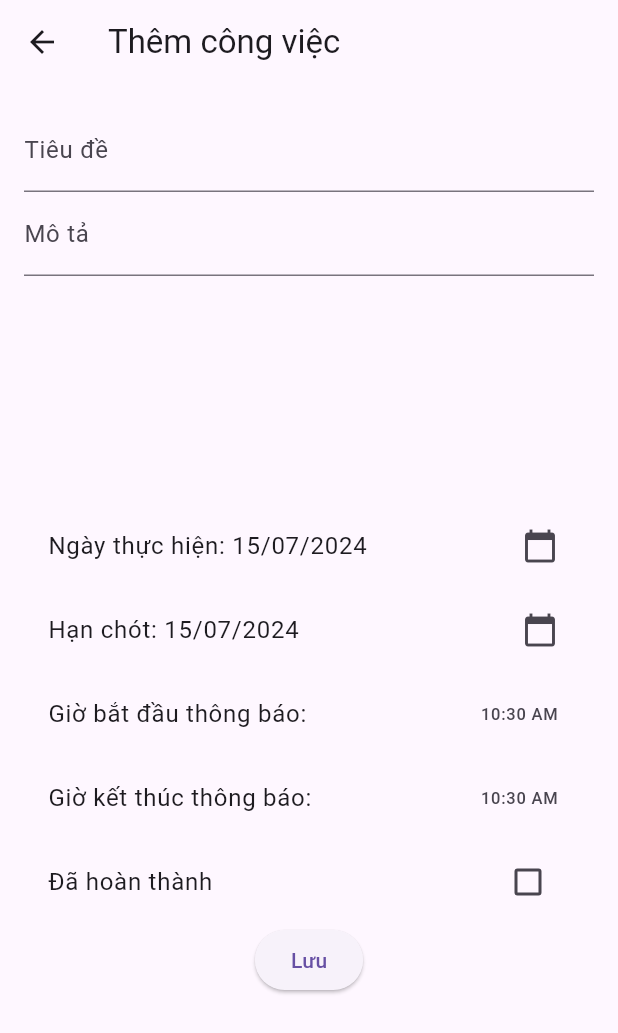
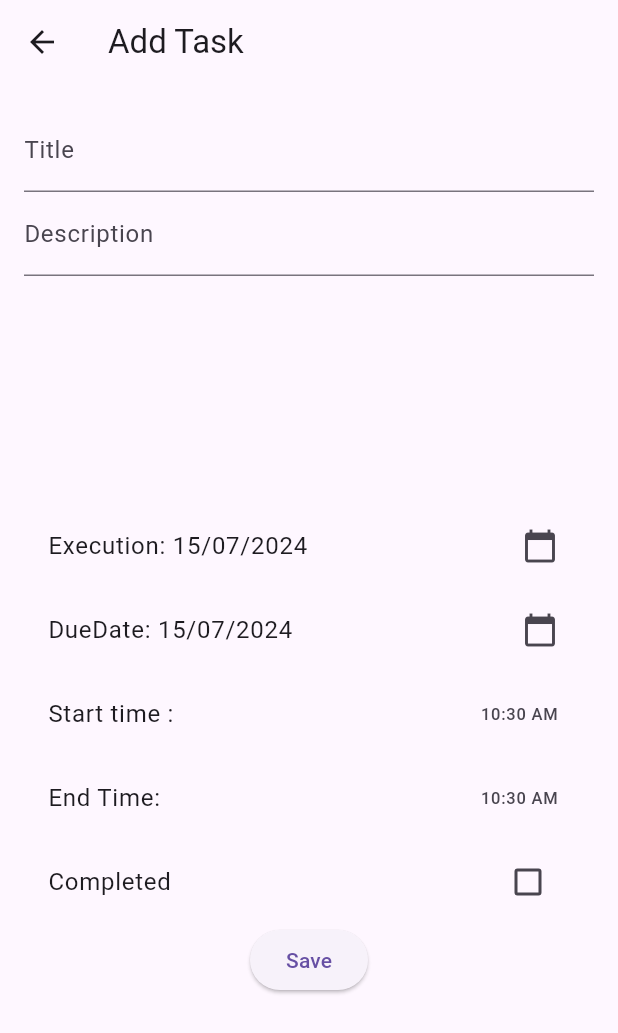
Before and after one commit to chung19/manager_app-_l1, a Flutter app: the screen it shows after launch, after a tap on the "add" icon, on a phone screen of 412 x 824 dp. Shown: the top 1033 px of the screen. Run offline on Flutter 3.47's test engine with Material 3 defaults, Android fonts, the phone set to English and light mode, and no system bars; our stand-ins replace cloud_firestore, firebase_core, flutter_local_notifications, timezone; accounts and stored records are empty.

Commit message:
convert text to english

```diff
--- a/lib/data/services/notification_service.dart
+++ b/lib/data/services/notification_service.dart
@@ -1,3 +1,4 @@
+import 'package:flutter/material.dart';
 import 'package:flutter_local_notifications/flutter_local_notifications.dart';
 import 'package:timezone/data/latest.dart' as tz;
 import 'package:timezone/timezone.dart' as tz;
@@ -19,8 +20,8 @@ class NotificationService {
 
   static Future<void> showNotification(
       int id, String title, String body, DateTime scheduledDate) async {
-    print('Lên lịch thông báo với ID:$id');
-    print('Thời gian lên lịch: $scheduledDate');
+    debugPrint('schedule notify with ID:$id');
+    debugPrint('schedule time : $scheduledDate');
     await _notificationsPlugin.zonedSchedule(
       id,
       title,
@@ -29,10 +30,9 @@ class NotificationService {
           scheduledDate, tz.local), // Chuyển đổi DateTime thành TZDateTime
       const NotificationDetails(
         android: AndroidNotificationDetails(
-          'my_app_notification_channel', // ID kênh
-          'Thông báo ứng dụngcủa tôi', // Tên kênh
-          channelDescription:
-              'Thông báo về các sự kiện và cập nhật quan trọng', //
+          'my_app_notification_channel', // channel ID
+          'my notify app', // chanel name
+          channelDescription: 'notify event and update',
           importance: Importance.max,
           priority: Priority.high,
         ),
@@ -44,7 +44,7 @@ class NotificationService {
   }
 
   static Future<void> cancelNotification(int id) async {
-    // Hủy thông báo
+    // cancel notify
     await _notificationsPlugin.cancel(id);
   }
 }
--- a/lib/presentation/screen/add_new_task.dart
+++ b/lib/presentation/screen/add_new_task.dart
@@ -6,7 +6,7 @@ import '../../data/services/notification_service.dart';
 import '../../data/task.dart';
 
 class AddTaskScreen extends StatefulWidget {
-  const AddTaskScreen({Key? key}) : super(key: key);
+  const AddTaskScreen({super.key});
 
   @override
   State<AddTaskScreen> createState() => _AddTaskScreenState();
@@ -21,7 +21,7 @@ class _AddTaskScreenState extends State<AddTaskScreen> {
   TimeOfDay _startTime = TimeOfDay.now();
   TimeOfDay _endTime = TimeOfDay.now();
   bool _isCompleted = false;
-  final FirestoreService _firestoreService = FirestoreService();
+  final FirestoreService _firesStoreService = FirestoreService();
 
   @override
   void dispose() {
@@ -34,7 +34,7 @@ class _AddTaskScreenState extends State<AddTaskScreen> {
   Widget build(BuildContext context) {
     return Scaffold(
       appBar: AppBar(
-        title: const Text('Thêm công việc'),
+        title: const Text('Add Task'),
       ),
       body: SingleChildScrollView(
         child: SizedBox(
@@ -54,10 +54,10 @@ class _AddTaskScreenState extends State<AddTaskScreen> {
                           TextFormField(
                             controller: _titleController,
                             decoration:
-                                const InputDecoration(labelText: 'Tiêu đề'),
+                                const InputDecoration(labelText: 'Title'),
                             validator: (value) {
                               if (value == null || value.isEmpty) {
-                                return 'Vui lòng nhập tiêu đề';
+                                return 'Please enter a title';
                               }
                               return null;
                             },
@@ -65,7 +65,7 @@ class _AddTaskScreenState extends State<AddTaskScreen> {
                           TextFormField(
                             controller: _descriptionController,
                             decoration:
-                                const InputDecoration(labelText: 'Mô tả'),
+                                const InputDecoration(labelText: 'Description'),
                           ),
                         ],
                       ),
@@ -78,18 +78,18 @@ class _AddTaskScreenState extends State<AddTaskScreen> {
                         children: [
                           ListTile(
                             title: Text(
-                                'Ngày thực hiện: ${DateFormat('dd/MM/yyyy').format(_selectedExecutionDate)}'),
+                                'Execution: ${DateFormat('dd/MM/yyyy').format(_selectedExecutionDate)}'),
                             trailing: const Icon(Icons.calendar_today),
                             onTap: _presentDatePickerExecution,
                           ),
                           ListTile(
                             title: Text(
-                                'Hạn chót: ${DateFormat('dd/MM/yyyy').format(_selectedDueDate)}'),
+                                'DueDate: ${DateFormat('dd/MM/yyyy').format(_selectedDueDate)}'),
                             trailing: const Icon(Icons.calendar_today),
                             onTap: _presentDatePickerDue,
                           ),
                           ListTile(
-                            title: const Text('Giờ bắt đầu thông báo:'),
+                            title: const Text('Start time :'),
                             trailing: Text(_startTime.format(context)),
                             onTap: () async {
                               final TimeOfDay? pickedTime =
@@ -105,7 +105,7 @@ class _AddTaskScreenState extends State<AddTaskScreen> {
                             },
                           ),
                           ListTile(
-                            title: const Text('Giờ kết thúc thông báo:'),
+                            title: const Text('End Time:'),
                             trailing: Text(_endTime.format(context)),
                             onTap: () async {
                               final TimeOfDay? pickedTime =
@@ -121,7 +121,7 @@ class _AddTaskScreenState extends State<AddTaskScreen> {
                             },
                           ),
                           CheckboxListTile(
-                            title: const Text('Đã hoàn thành'),
+                            title: const Text('Completed'),
                             value: _isCompleted,
                             onChanged: (value) {
                               setState(() {
@@ -136,7 +136,7 @@ class _AddTaskScreenState extends State<AddTaskScreen> {
                                   _addTask();
                                 }
                               },
-                              child: const Text('Lưu'),
+                              child: const Text('Save'),
                             ),
                           ),
                         ],
@@ -192,7 +192,7 @@ class _AddTaskScreenState extends State<AddTaskScreen> {
       endTime: _endTime,
       isCompleted: _isCompleted,
     );
-    await _firestoreService.addTask(newTask);
+    await _firesStoreService.addTask(newTask);
     // Lên lịch thông báo
     await NotificationService.showNotification(
       newTask.id.hashCode,
--- a/lib/presentation/screen/edit_task.dart
+++ b/lib/presentation/screen/edit_task.dart
@@ -21,7 +21,7 @@ class _EditTaskScreenState extends State<EditTaskScreen> {
   late TimeOfDay _startTime;
   late TimeOfDay _endTime;
   late bool _isCompleted;
-  final FirestoreService _firestoreService = FirestoreService();
+  final FirestoreService _fireStoreService = FirestoreService();
 
   @override
   void initState() {
@@ -47,7 +47,7 @@ class _EditTaskScreenState extends State<EditTaskScreen> {
   Widget build(BuildContext context) {
     return Scaffold(
       appBar: AppBar(
-        title: const Text('Chỉnh sửa công việc'),
+        title: const Text('EditTask'),
       ),
       body: Form(
         key: _formKey,
@@ -58,32 +58,32 @@ class _EditTaskScreenState extends State<EditTaskScreen> {
             children: [
               TextFormField(
                 controller: _titleController,
-                decoration: const InputDecoration(labelText: 'Tiêu đề'),
+                decoration: const InputDecoration(labelText: 'Title'),
                 validator: (value) {
                   if (value == null || value.isEmpty) {
-                    return 'Vui lòng nhập tiêu đề';
+                    return 'Please enter your title';
                   }
                   return null;
                 },
               ),
               TextFormField(
                 controller: _descriptionController,
-                decoration: const InputDecoration(labelText: 'Mô tả'),
+                decoration: const InputDecoration(labelText: 'Description'),
               ),
               ListTile(
                 title: Text(
-                    'Ngày thực hiện: ${DateFormat('dd/MM/yyyy').format(_selectedExecutionDate)}'),
+                    'Execution: ${DateFormat('dd/MM/yyyy').format(_selectedExecutionDate)}'),
                 trailing: const Icon(Icons.calendar_today),
                 onTap: _presentDatePickerExecution,
               ),
               ListTile(
                 title: Text(
-                    'Hạn chót: ${DateFormat('dd/MM/yyyy').format(_selectedDueDate)}'),
+                    'DueDate: ${DateFormat('dd/MM/yyyy').format(_selectedDueDate)}'),
                 trailing: const Icon(Icons.calendar_today),
                 onTap: _presentDatePickerDue,
               ),
               ListTile(
-                title: const Text('Giờ bắt đầu thông báo:'),
+                title: const Text('Start time:'),
                 trailing: Text(_startTime.format(context)),
                 onTap: () async {
                   final TimeOfDay? pickedTime = await showTimePicker(
@@ -98,7 +98,7 @@ class _EditTaskScreenState extends State<EditTaskScreen> {
                 },
               ),
               ListTile(
-                title: const Text('Giờ kết thúc thông báo:'),
+                title: const Text('End time'),
                 trailing: Text(_endTime.format(context)),
                 onTap: () async {
                   final TimeOfDay? pickedTime = await showTimePicker(
@@ -113,7 +113,7 @@ class _EditTaskScreenState extends State<EditTaskScreen> {
                 },
               ),
               CheckboxListTile(
-                title: const Text('Đã hoàn thành'),
+                title: const Text('Completed'),
                 value: _isCompleted,
                 onChanged: (value) {
                   setState(() {
@@ -128,7 +128,7 @@ class _EditTaskScreenState extends State<EditTaskScreen> {
                       _updateTask();
                     }
                   },
-                  child: const Text('Lưu'),
+                  child: const Text('Save'),
                 ),
               ),
             ],
@@ -177,9 +177,9 @@ class _EditTaskScreenState extends State<EditTaskScreen> {
       endTime: _endTime,
       isCompleted: _isCompleted,
     );
-    await _firestoreService.updateTask(updatedTask);
+    await _fireStoreService.updateTask(updatedTask);
     if (mounted) {
-      Navigator.pop(context); // Quay lại màn hình danh sách công việc
+      Navigator.pop(context); // Q
     }
   }
 }
--- a/lib/presentation/screen/home.dart
+++ b/lib/presentation/screen/home.dart
@@ -8,26 +8,26 @@ import 'add_new_task.dart';
 import 'edit_task.dart';
 
 class TaskListScreen extends StatefulWidget {
-  const TaskListScreen({Key? key}) : super(key: key);
+  const TaskListScreen({super.key});
 
   @override
   State<TaskListScreen> createState() => _TaskListScreenState();
 }
 
 class _TaskListScreenState extends State<TaskListScreen> {
-  final FirestoreService _firestoreService = FirestoreService();
+  final FirestoreService _fireStoreService = FirestoreService();
 
   @override
   Widget build(BuildContext context) {
     return Scaffold(
       appBar: AppBar(
-        title: const Text('Danh sách công việc'),
+        title: const Center(child: Text('Task List')),
       ),
       body: StreamBuilder<List<Task>>(
-        stream: _firestoreService.getTasks(),
+        stream: _fireStoreService.getTasks(),
         builder: (context, snapshot) {
           if (snapshot.hasError) {
-            return Center(child: Text('Lỗi: ${snapshot.error}'));
+            return Center(child: Text('Error: ${snapshot.error}'));
           }
 
           if (snapshot.connectionState == ConnectionState.waiting) {
@@ -43,8 +43,9 @@ class _TaskListScreenState extends State<TaskListScreen> {
               return ListTile(
                 title: Text(task.title),
                 subtitle: Text(
-                  'Hạn chót: ${DateFormat('dd/MM/yyyy').format(task.dueDate)}\n'
-                  'Từ: ${task.startTime?.format(context)} - Đến: ${task.endTime?.format(context)}',
+                  'Execution: ${DateFormat('dd/MM/yyyy').format(task.executionDate)}\n'
+                  'DueDate: ${DateFormat('dd/MM/yyyy').format(task.dueDate)}\n'
+                  'Start: ${task.startTime?.format(context)} - End: ${task.endTime?.format(context)}',
                 ),
                 trailing: Row(
                   mainAxisSize: MainAxisSize.min,
@@ -89,7 +90,7 @@ class _TaskListScreenState extends State<TaskListScreen> {
   }
 
   Future<void> _toggleTaskCompletion(Task task, bool isCompleted) async {
-    await _firestoreService.updateTask(task.copyWith(isCompleted: isCompleted));
+    await _fireStoreService.updateTask(task.copyWith(isCompleted: isCompleted));
 
     if (isCompleted) {
       await NotificationService.cancelNotification(task.id.hashCode);
@@ -113,16 +114,16 @@ class _TaskListScreenState extends State<TaskListScreen> {
       context: context,
       builder: (BuildContext context) {
         return AlertDialog(
-          title: const Text('Xác nhận xóa'),
-          content: const Text('Bạn có chắc chắn muốn xóa công việc này?'),
+          title: const Text('Delete Confirmation'),
+          content: const Text('Do you want to delete'),
           actions: <Widget>[
             TextButton(
               onPressed: () => Navigator.of(context).pop(false),
-              child: const Text('Hủy'),
+              child: const Text('Cancel'),
             ),
             TextButton(
               onPressed: () => Navigator.of(context).pop(true),
-              child: const Text('Xóa'),
+              child: const Text('Delete'),
             ),
           ],
         );
@@ -130,7 +131,7 @@ class _TaskListScreenState extends State<TaskListScreen> {
     );
 
     if (confirmDelete == true) {
-      await _firestoreService.deleteTask(taskId);
+      await _fireStoreService.deleteTask(taskId);
       await NotificationService.cancelNotification(taskId.hashCode);
     }
   }
```
